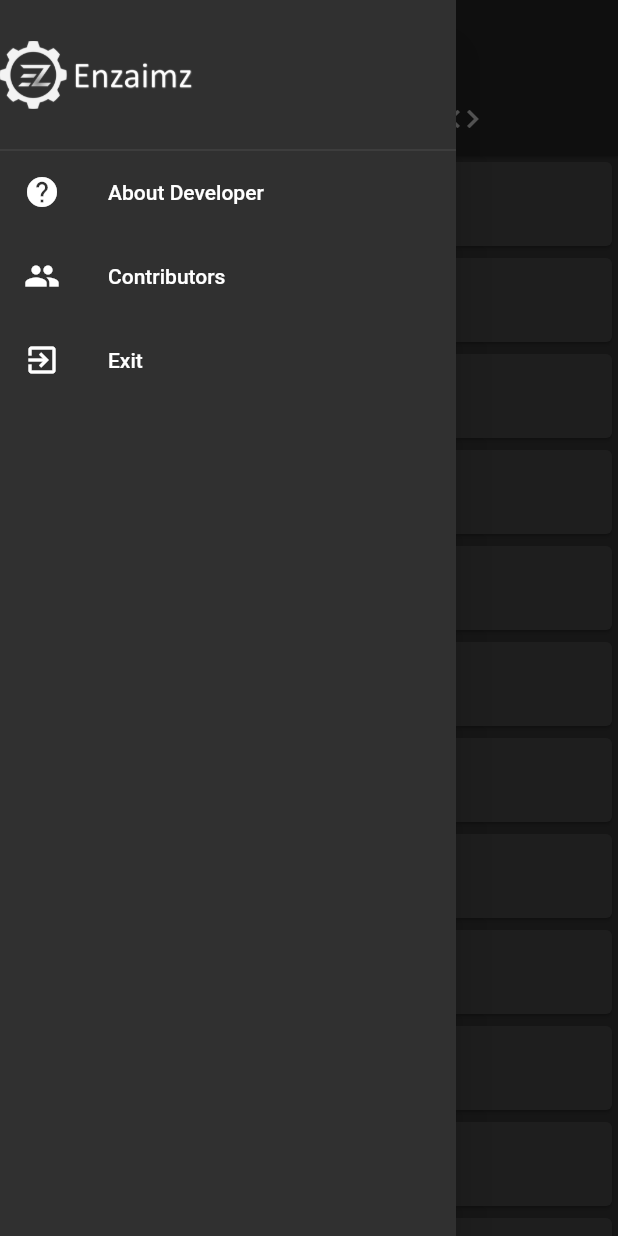
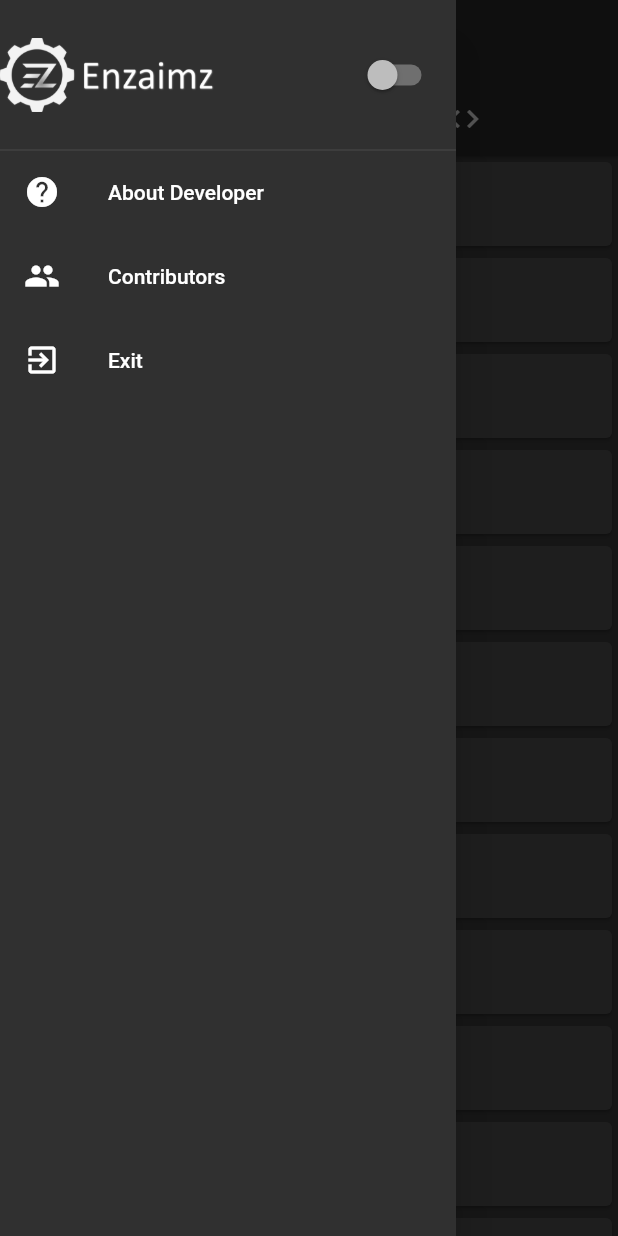
Before and after one commit to enzaimz/c_made_easy, a Flutter app: the screen it shows after launch, with the side drawer open, on a phone screen of 412 x 824 dp. Run offline on Flutter 3.47's test engine with Material 2 defaults, Android fonts, the phone set to English and light mode, and no system bars; our stand-ins replace flutter_markdown; missing offline and left inert: link.

Commit message:
theme of the app is fixed

```diff
--- /dev/null
+++ b/lib/global.dart
@@ -0,0 +1,18 @@
+import 'package:flutter/material.dart';
+
+class ThemeChanger with ChangeNotifier {
+  ThemeData _themeData;
+  bool lightDark = false;
+  ThemeChanger(this._themeData);
+
+  getTheme() => _themeData;
+  setTheme(ThemeData theme) {
+    if (theme == ThemeData.dark())
+      lightDark = false;
+    else
+      lightDark = true;
+    _themeData = theme;
+
+    notifyListeners();
+  }
+}
--- a/lib/home.dart
+++ b/lib/home.dart
@@ -4,26 +4,28 @@ import 'package:c_syntax/contributors.dart';
 import 'package:c_syntax/program.dart';
 import 'package:c_syntax/theory.dart';
 import 'package:flutter/material.dart';
-
+import 'package:c_syntax/global.dart';
+import 'package:provider/provider.dart';
 
 class Home extends StatefulWidget {
   @override
   _HomeState createState() => _HomeState();
 }
 
-class _HomeState extends State<Home>
-with SingleTickerProviderStateMixin{
 
+
+class _HomeState extends State<Home> with SingleTickerProviderStateMixin {
   TabController _tabController;
   @override
-  void initState(){
+  void initState() {
     super.initState();
-    _tabController=new TabController(vsync: this, initialIndex: 0, length: 2);
+    _tabController = new TabController(vsync: this, initialIndex: 0, length: 2);
   }
 
 
   @override
   Widget build(BuildContext context) {
+    ThemeChanger _themeChanger = Provider.of<ThemeChanger>(context);
     return new Scaffold(
       appBar: new AppBar(
         title: new Text("C Made Easy"),
@@ -34,31 +36,52 @@ with SingleTickerProviderStateMixin{
           labelColor: Colors.white,
           tabs: <Widget>[
             new Tab(icon: new Icon(Icons.library_books)),
-            new Tab(icon: new Icon(Icons.code),)
+            new Tab(
+              icon: new Icon(Icons.code),
+            )
           ],
         ),
       ),
-
       drawer: Drawer(
         child: ListView(
           padding: EdgeInsets.zero,
           children: <Widget>[
             SizedBox(
-              height : 100.0,
-              child  : DrawerHeader(
-                child  : Image.asset('assets/logoWideWhite.png',),
+              height: 100.0,
+              child: DrawerHeader(
+                child: Row(
+                  mainAxisAlignment: MainAxisAlignment.spaceBetween,
+                  children: [
+                    Container(
+                      child: Image.asset(
+                        (_themeChanger.lightDark)?'assets/logoWideBlack.png':'assets/logoWideWhite.png',
+                      ),
+                      width: 160,
+                    ),
+                    Switch(
+                        value: _themeChanger.lightDark,
+                        onChanged: (lightDark){
+                          if(lightDark)
+                         _themeChanger.setTheme(ThemeData.light());
+                         else
+                          _themeChanger.setTheme(ThemeData.dark());
+
+
+                        })
+                  ],
+                ),
                 decoration: BoxDecoration(color: Colors.transparent),
-                margin : EdgeInsets.fromLTRB(0.0, 0.0, 0.0, 0.0),
-                padding: EdgeInsets.fromLTRB(0.0, 10.0, 160.0, 10.0),
+                margin: EdgeInsets.fromLTRB(0.0, 0.0, 0.0, 0.0),
+                padding: EdgeInsets.fromLTRB(0.0, 10.0, 10.0, 10.0),
               ),
             ),
             ListTile(
               leading: Icon(Icons.help),
               title: Text("About Developer"),
-              onTap: (){
+              onTap: () {
                 Navigator.push(
                   context,
-                  MaterialPageRoute(builder: (context)=>About()),
+                  MaterialPageRoute(builder: (context) => About()),
                 );
               },
             ),
@@ -66,16 +89,14 @@ with SingleTickerProviderStateMixin{
               leading: Icon(Icons.people),
               title: Text('Contributors'),
               onTap: () {
-                Navigator.push(
-                  context,
-                  MaterialPageRoute(builder: (context) => Contributors())
-                );
+                Navigator.push(context,
+                    MaterialPageRoute(builder: (context) => Contributors()));
               },
             ),
             ListTile(
               leading: Icon(Icons.exit_to_app),
               title: Text("Exit"),
-              onTap: (){
+              onTap: () {
                 exit(0);
               },
             ),
@@ -89,7 +110,6 @@ with SingleTickerProviderStateMixin{
           new Program(),
         ],
       ),
-
     );
   }
 }
--- a/lib/main.dart
+++ b/lib/main.dart
@@ -1,26 +1,38 @@
+import 'package:c_syntax/global.dart';
 import 'package:flutter/material.dart';
 import 'package:flutter/services.dart';
 import 'package:c_syntax/home.dart';
+import 'package:provider/provider.dart';
+import 'splash.dart';
 import 'splash.dart';
 
 void main() => runApp(MyApp());
 
 class MyApp extends StatelessWidget {
+
   @override
   Widget build(BuildContext context) {
     SystemChrome.setSystemUIOverlayStyle(SystemUiOverlayStyle.dark.copyWith(
       statusBarColor: Colors.black, //set status bar color
     ));
-    return new MaterialApp(
-      debugShowCheckedModeBanner: false,
-      title: 'C Made Easy',
-      theme: ThemeData(
-        brightness: Brightness.dark,
-      ),
-      home:  SplashScreen(),
-      routes: <String, WidgetBuilder> {
-        '/Home':(context) => new Home()
-      },
+    return ChangeNotifierProvider<ThemeChanger>(
+      builder: (context)=> ThemeChanger(ThemeData.dark()),
+      child: CMadeEasy()
     );
   }
 }
+
+
+class CMadeEasy extends StatelessWidget {
+  @override
+  Widget build(BuildContext context) {
+    final theme = Provider.of<ThemeChanger>(context);
+    return MaterialApp(
+        debugShowCheckedModeBanner: false,
+        title: 'C Made Easy',
+      home: SplashScreen(),
+      theme: theme.getTheme(),
+        routes: <String, WidgetBuilder>{'/Home': (context) => new Home()},
+    );
+  }
+}
--- a/pubspec.yaml
+++ b/pubspec.yaml
@@ -23,6 +23,7 @@ dependencies:
   link: ^1.1.0
   url_launcher: ^5.1.2
   flutter_markdown: ^0.2.0
+  provider: ^2.0.1
 
 
 
```
Also changed, not shown: pubspec.lock, 1 other file.
